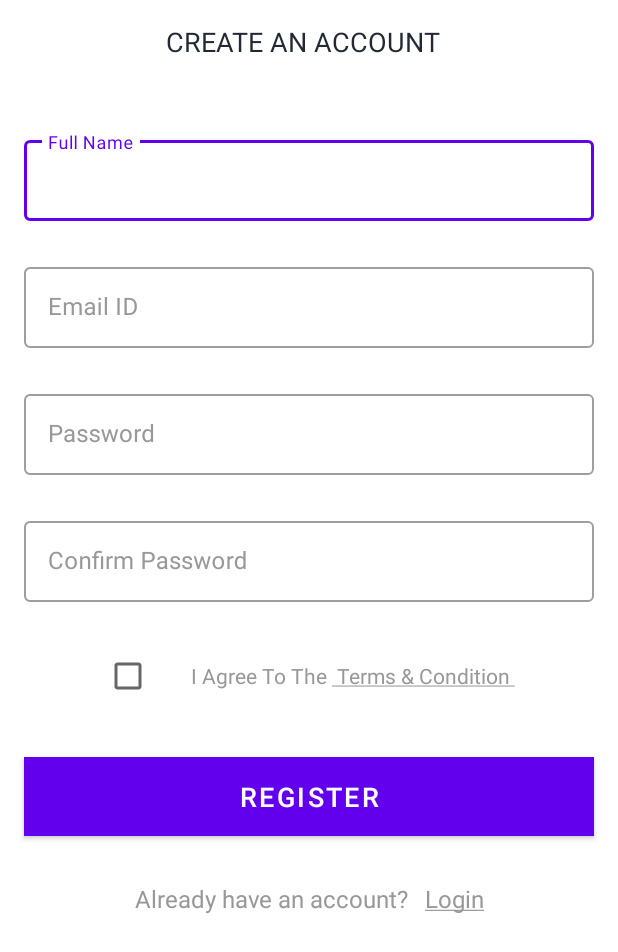
After one commit to GodLikeGill/EventScape, an Android app: the SignUpActivity screen opened directly, with no data from a screen before it, on a phone screen of 412 x 824 dp. The commit adds this screen. Shown: the top 952 px of the screen. Run offline under Robolectric (Android 15) with nearby library versions, the phone set to English and light mode, and no system bars; our stand-ins replace Firebase (no records; nobody signed in at launch, a user with empty details on screens opened directly).

Commit message:
second sprint edit

```diff
--- a/app/src/main/java/com/group5/eventscape/LoginActivity.java
+++ b/app/src/main/java/com/group5/eventscape/LoginActivity.java
@@ -33,13 +33,17 @@ public class LoginActivity extends AppCompatActivity {
             startActivity(new Intent(this, ForgotPasswordActivity.class));
         });
 
+        register.setOnClickListener(v -> {
+            startActivity(new Intent(this, SignUpActivity.class));
+        });
+
         login.setOnClickListener(v -> {
             String emailText = email.getText().toString();
             String passText = pass.getText().toString();
             if (!emailText.isEmpty() || !passText.isEmpty()) {
                 FirebaseAuth.getInstance().signInWithEmailAndPassword(emailText, passText).addOnSuccessListener(authResult -> {
-                    //startActivity(new Intent(getApplicationContext(), MainActivity.class));
-                    //finish();
+//                    startActivity(new Intent(getApplicationContext(), MainActivity.class));
+//                    finish();
                 }).addOnFailureListener(e -> Toast.makeText(LoginActivity.this, e.getMessage(), Toast.LENGTH_SHORT).show());
             } else {
                 Toast.makeText(this, "Please enter valid information", Toast.LENGTH_SHORT).show();
--- /dev/null
+++ b/app/src/main/java/com/group5/eventscape/SignUpActivity.java
@@ -0,0 +1,59 @@
+package com.group5.eventscape;
+
+import androidx.appcompat.app.AppCompatActivity;
+
+import android.content.Intent;
+import android.os.Bundle;
+import android.widget.Toast;
+
+import com.google.firebase.auth.FirebaseAuth;
+import com.group5.eventscape.databinding.ActivitySignUpBinding;
+
+public class SignUpActivity extends AppCompatActivity {
+
+    private ActivitySignUpBinding binding;
+
+    @Override
+    protected void onCreate(Bundle savedInstanceState) {
+        super.onCreate(savedInstanceState);
+        this.binding = ActivitySignUpBinding.inflate(getLayoutInflater());
+        setContentView(this.binding.getRoot());
+
+        binding.btnRegister.setOnClickListener(v -> {
+            validateRegisterDetails();
+        });
+        binding.tvLogin.setOnClickListener(v -> {
+            startActivity(new Intent(this, LoginActivity.class));
+        });
+
+    }
+
+    private void validateRegisterDetails(){
+        String fullName = this.binding.etFullName.getText().toString();
+        String email = this.binding.etEmail.getText().toString();
+        String password = this.binding.etPassword.getText().toString();
+        String confirmPassword = this.binding.etConfirmPassword.getText().toString();
+
+        if (!fullName.isEmpty() && !email.isEmpty() && !password.isEmpty() && !confirmPassword.isEmpty() ){
+
+            if(password.equals(confirmPassword)){
+
+                if( binding.cbTermsAndCondition.isChecked()){
+
+                    FirebaseAuth.getInstance().createUserWithEmailAndPassword(email, password).addOnCompleteListener(task -> {
+                        //startActivity(new Intent(getApplicationContext(), MainActivity.class));
+                        //finish();
+                    }).addOnFailureListener(e -> Toast.makeText(SignUpActivity.this, e.getMessage(), Toast.LENGTH_SHORT).show());
+
+                }else {
+                    Toast.makeText(this, "Please check the terms and condition box ", Toast.LENGTH_SHORT).show();
+                }
+
+            }else{
+                Toast.makeText(this, "Please enter same password", Toast.LENGTH_SHORT).show();
+            }
+        } else {
+            Toast.makeText(this, "Please enter all information", Toast.LENGTH_SHORT).show();
+        }
+    }
+}
--- /dev/null
+++ b/app/src/main/res/layout/activity_sign_up.xml
@@ -0,0 +1,218 @@
+<?xml version="1.0" encoding="utf-8"?>
+<androidx.constraintlayout.widget.ConstraintLayout xmlns:android="http://schemas.android.com/apk/res/android"
+    xmlns:app="http://schemas.android.com/apk/res-auto"
+    xmlns:tools="http://schemas.android.com/tools"
+    android:layout_width="match_parent"
+    android:layout_height="match_parent"
+    tools:context=".SignUpActivity">
+
+    <androidx.appcompat.widget.Toolbar
+        android:id="@+id/toolbarRegisterActivity"
+        android:layout_width="match_parent"
+        android:layout_height="?attr/actionBarSize"
+        app:layout_constraintEnd_toEndOf="parent"
+        app:layout_constraintStart_toStartOf="parent"
+        app:layout_constraintTop_toTopOf="parent">
+
+        <TextView
+            android:id="@+id/tvTitle"
+            android:layout_width="match_parent"
+            android:layout_height="match_parent"
+            android:gravity="center"
+            android:paddingStart="@dimen/toolbar_title_paddingStart"
+            android:paddingEnd="0dp"
+            android:text="@string/create_an_account"
+            android:textColor="@color/prim_text"
+            android:textSize="@dimen/toolbar_title_text_size" />
+
+    </androidx.appcompat.widget.Toolbar>
+
+    <ScrollView
+        android:layout_width="match_parent"
+        android:layout_height="wrap_content"
+        android:layout_marginTop="16dp"
+        app:layout_constraintEnd_toEndOf="parent"
+        app:layout_constraintHorizontal_bias="1.0"
+        app:layout_constraintStart_toStartOf="parent"
+        app:layout_constraintTop_toBottomOf="@id/toolbarRegisterActivity">
+
+        <androidx.constraintlayout.widget.ConstraintLayout
+            android:layout_width="match_parent"
+            android:layout_height="wrap_content">
+
+            <com.google.android.material.textfield.TextInputLayout
+                android:id="@+id/tilFullName"
+                style="@style/Widget.MaterialComponents.TextInputLayout.OutlinedBox"
+                android:layout_width="match_parent"
+                android:layout_height="wrap_content"
+                android:layout_marginStart="16dp"
+                android:layout_marginTop="16dp"
+                android:layout_marginEnd="16dp"
+                android:hint="@string/hint_full_name"
+                android:textColorHint="@color/sec_text"
+                app:layout_constraintEnd_toEndOf="parent"
+                app:layout_constraintStart_toStartOf="parent"
+                app:layout_constraintTop_toTopOf="parent">
+
+                <EditText
+                    android:id="@+id/etFullName"
+                    android:layout_width="match_parent"
+                    android:layout_height="wrap_content"
+                    android:inputType="text"
+                    android:padding="@dimen/et_padding"
+                    android:textColor="@color/prim_text"
+                    android:textSize="@dimen/et_textSize" />
+            </com.google.android.material.textfield.TextInputLayout>
+
+            <com.google.android.material.textfield.TextInputLayout
+                android:id="@+id/tilEmail"
+                style="@style/Widget.MaterialComponents.TextInputLayout.OutlinedBox"
+                android:layout_width="match_parent"
+                android:layout_height="wrap_content"
+                android:layout_marginStart="16dp"
+                android:layout_marginTop="25dp"
+                android:layout_marginEnd="16dp"
+                android:hint="@string/et_hint_email_id"
+                android:textColorHint="@color/sec_text"
+                app:layout_constraintEnd_toEndOf="parent"
+                app:layout_constraintStart_toStartOf="parent"
+                app:layout_constraintTop_toBottomOf="@id/tilFullName">
+
+                <EditText
+                    android:id="@+id/etEmail"
+                    android:layout_width="match_parent"
+                    android:layout_height="wrap_content"
+                    android:inputType="textEmailAddress"
+                    android:padding="@dimen/et_padding"
+                    android:textColor="@color/prim_text"
+                    android:textSize="@dimen/et_textSize" />
+            </com.google.android.material.textfield.TextInputLayout>
+
+            <com.google.android.material.textfield.TextInputLayout
+                android:id="@+id/tilPassword"
+                style="@style/Widget.MaterialComponents.TextInputLayout.OutlinedBox"
+                android:layout_width="match_parent"
+                android:layout_height="wrap_content"
+                android:layout_marginStart="16dp"
+                android:layout_marginTop="25dp"
+                android:layout_marginEnd="16dp"
+                android:hint="@string/et_hint_password"
+                android:textColorHint="@color/sec_text"
+                app:layout_constraintEnd_toEndOf="parent"
+                app:layout_constraintStart_toStartOf="parent"
+                app:layout_constraintTop_toBottomOf="@id/tilEmail">
+
+                <EditText
+                    android:id="@+id/etPassword"
+                    android:layout_width="match_parent"
+                    android:layout_height="wrap_content"
+                    android:inputType="textPassword"
+                    android:padding="@dimen/et_padding"
+                    android:textColor="@color/prim_text"
+                    android:textSize="@dimen/et_textSize" />
+            </com.google.android.material.textfield.TextInputLayout>
+
+            <com.google.android.material.textfield.TextInputLayout
+                android:id="@+id/tilConfirmPassword"
+                style="@style/Widget.MaterialComponents.TextInputLayout.OutlinedBox"
+                android:layout_width="match_parent"
+                android:layout_height="wrap_content"
+                android:layout_marginStart="16dp"
+                android:layout_marginTop="25dp"
+                android:layout_marginEnd="16dp"
+                android:hint="@string/et_hint_confirm_password"
+                android:textColorHint="@color/sec_text"
+                app:layout_constraintEnd_toEndOf="parent"
+                app:layout_constraintStart_toStartOf="parent"
+                app:layout_constraintTop_toBottomOf="@id/tilPassword">
+
+                <EditText
+                    android:id="@+id/etConfirmPassword"
+                    android:layout_width="match_parent"
+                    android:layout_height="wrap_content"
+                    android:inputType="textPassword"
+                    android:padding="@dimen/et_padding"
+                    android:textColor="@color/prim_text"
+                    android:textSize="@dimen/et_textSize" />
+            </com.google.android.material.textfield.TextInputLayout>
+
+            <LinearLayout
+                android:id="@+id/llTermsAndCondition"
+                android:layout_width="wrap_content"
+                android:layout_height="wrap_content"
+                android:layout_marginTop="25dp"
+                android:gravity="center_vertical"
+                android:orientation="horizontal"
+                app:layout_constraintEnd_toEndOf="parent"
+                app:layout_constraintStart_toStartOf="parent"
+                app:layout_constraintTop_toBottomOf="@id/tilConfirmPassword">
+
+                <androidx.appcompat.widget.AppCompatCheckBox
+                    android:id="@+id/cbTermsAndCondition"
+                    android:layout_width="wrap_content"
+                    android:layout_height="wrap_content"
+                    tools:checked="false" />
+
+                <TextView
+                    android:id="@+id/tvTermsCondition"
+                    android:layout_width="wrap_content"
+                    android:layout_height="wrap_content"
+                    android:layout_marginStart="@dimen/txt_terms_condition_marginStart"
+                    android:text="@string/i_agree_to_the_terms_and_condition"
+                    android:textColor="@color/sec_text"
+                    android:textSize="@dimen/txt_terms_and_condition_textSize" />
+            </LinearLayout>
+
+            <Button
+                android:id="@+id/btnRegister"
+                android:layout_width="match_parent"
+                android:layout_height="wrap_content"
+                android:layout_gravity="center"
+                android:layout_marginStart="16dp"
+                android:layout_marginTop="30dp"
+                android:layout_marginEnd="16dp"
+                android:background="@color/teal_700"
+                android:foreground="?attr/selectableItemBackground"
+                android:gravity="center"
+                android:paddingTop="@dimen/btn_padding"
+                android:paddingBottom="@dimen/btn_padding"
+                android:text="@string/btn_lbl_register"
+                android:textColor="@android:color/white"
+                android:textSize="@dimen/btn_textSize"
+                app:layout_constraintEnd_toEndOf="parent"
+                app:layout_constraintStart_toStartOf="parent"
+                app:layout_constraintTop_toBottomOf="@id/llTermsAndCondition" />
+
+            <LinearLayout
+                android:layout_width="wrap_content"
+                android:layout_height="wrap_content"
+                android:layout_marginTop="25dp"
+                android:gravity="center_vertical"
+                android:orientation="horizontal"
+                app:layout_constraintEnd_toEndOf="parent"
+                app:layout_constraintStart_toStartOf="parent"
+                app:layout_constraintTop_toBottomOf="@id/btnRegister">
+
+                <TextView
+                    android:id="@+id/tvAlreadyHaveAnAccount"
+                    android:layout_width="wrap_content"
+                    android:layout_height="wrap_content"
+                    android:padding="@dimen/clickable_text_view_padding"
+                    android:text="@string/already_have_an_account"
+                    android:textColor="@color/sec_text"
+                    android:textSize="@dimen/lbl_text_view_textSize" />
+
+                <TextView
+                    android:id="@+id/tvLogin"
+                    android:layout_width="wrap_content"
+                    android:layout_height="wrap_content"
+                    android:foreground="?attr/selectableItemBackground"
+                    android:padding="@dimen/clickable_text_view_padding"
+                    android:text="@string/login"
+                    android:textColor="@color/sec_text"
+                    android:textSize="@dimen/lbl_text_view_textSize" />
+            </LinearLayout>
+        </androidx.constraintlayout.widget.ConstraintLayout>
+    </ScrollView>
+
+</androidx.constraintlayout.widget.ConstraintLayout>
--- a/app/src/main/res/values/strings.xml
+++ b/app/src/main/res/values/strings.xml
@@ -10,8 +10,7 @@
 
     <string name="create_an_account">CREATE AN ACCOUNT</string>
 
-    <string name="hint_last_name">Last name</string>
-    <string name="hint_first_name">First name</string>
+    <string name="hint_full_name">Full Name</string>
     <string name="et_hint_confirm_password">Confirm Password</string>
 
     <string name="i_agree_to_the_terms_and_condition">I Agree To The <u> Terms &amp; Condition </u></string>
```
Also changed, not shown: app/src/main/AndroidManifest.xml (+6 -3 lines).
